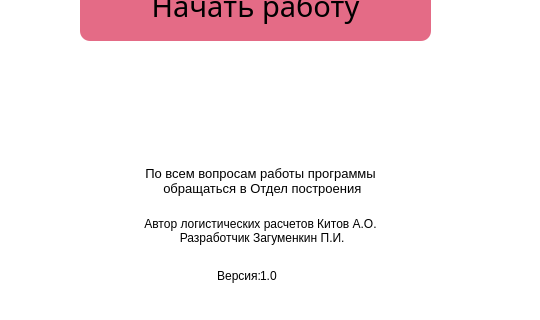
PavelZagumenkin/Malina_Orders_v2, file data/ui/authorization.ui: the form before one commit; both pictures show x 740 to 1280 and y 400 to 720 of the 1280 by 720 pixel window.
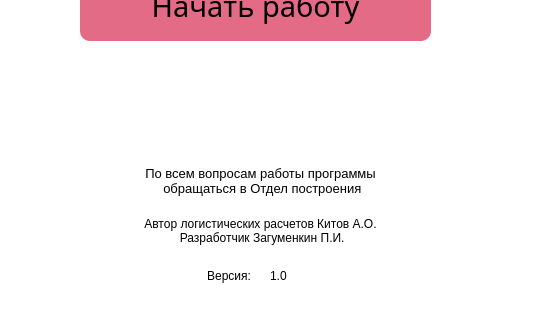
The form after the commit. Icons and pictures are not drawn.

Commit message: Поправил отступы там где отображается версия

```diff
--- a/data/ui/authorization.ui
+++ b/data/ui/authorization.ui
@@ -291,7 +291,7 @@
      <rect>
       <x>820</x>
       <y>660</y>
-      <width>181</width>
+      <width>171</width>
       <height>31</height>
      </rect>
     </property>
@@ -310,15 +310,15 @@
      <set>Qt::AlignRight|Qt::AlignTrailing|Qt::AlignVCenter</set>
     </property>
     <property name="margin">
-     <number>5</number>
+     <number>0</number>
     </property>
    </widget>
    <widget class="QLabel" name="label_version_number">
     <property name="geometry">
      <rect>
-      <x>1000</x>
+      <x>1010</x>
       <y>660</y>
-      <width>181</width>
+      <width>171</width>
       <height>31</height>
      </rect>
     </property>
@@ -337,7 +337,7 @@
      <set>Qt::AlignLeading|Qt::AlignLeft|Qt::AlignVCenter</set>
     </property>
     <property name="margin">
-     <number>5</number>
+     <number>0</number>
     </property>
    </widget>
   </widget>
```
The commit also changes 1 other file.
